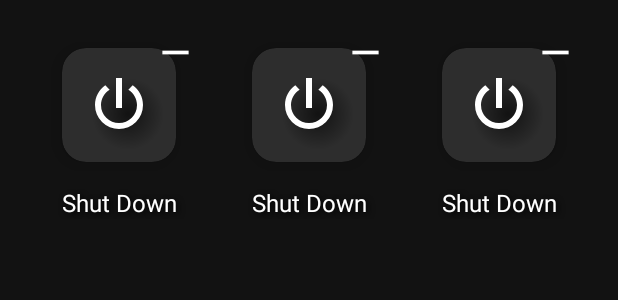
After one commit to zacharee/Rebooter, an Android app: the layout add_button_dialog.xml on its own in the app's theme, with its tools: preview values and no code run, on a phone screen of 412 x 824 dp. The commit adds this screen. Shown: the top 300 px of the screen. Run offline under Robolectric (Android 15) with nearby library versions, the phone set to English and light mode, and no system bars; plain views replace CircleView.

Commit message:
Complete removal implementation and implementing adding buttons back

```diff
--- a/app/src/main/java/tk/zwander/rebooter/ui/AutoFitGridRecyclerView.kt
+++ b/app/src/main/java/tk/zwander/rebooter/ui/AutoFitGridRecyclerView.kt
@@ -1,8 +1,10 @@
 package tk.zwander.rebooter.ui
 
 import android.content.Context
+import android.content.res.Configuration
 import android.content.res.TypedArray
 import android.util.AttributeSet
+import android.util.Log
 import androidx.recyclerview.widget.GridLayoutManager
 import androidx.recyclerview.widget.RecyclerView
 import kotlin.math.floor
@@ -33,9 +35,14 @@ class AutoFitGridRecyclerView(context: Context, attrs: AttributeSet) : RecyclerV
 
     override fun onMeasure(widthSpec: Int, heightSpec: Int) {
         super.onMeasure(widthSpec, heightSpec)
-        if (columnWidth > 0) {
-            val spanCount = 1.coerceAtLeast(floor(measuredWidth.toFloat() / columnWidth).toInt())
-            manager.spanCount = spanCount
+
+        post {
+            if (columnWidth > 0) {
+                val spanCount = 1.coerceAtLeast(floor(measuredWidth.toFloat() / columnWidth).toInt())
+                if (spanCount != manager.spanCount) {
+                    manager.spanCount = spanCount
+                }
+            }
         }
     }
 }
--- /dev/null
+++ b/app/src/main/res/drawable/ic_baseline_add_24.xml
@@ -0,0 +1,5 @@
+<vector android:height="24dp" android:tint="#FFFFFF"
+    android:viewportHeight="24" android:viewportWidth="24"
+    android:width="24dp" xmlns:android="http://schemas.android.com/apk/res/android">
+    <path android:fillColor="@android:color/white" android:pathData="M19,13h-6v6h-2v-6H5v-2h6V5h2v6h6v2z"/>
+</vector>
--- /dev/null
+++ b/app/src/main/res/layout/add_button_dialog.xml
@@ -0,0 +1,18 @@
+<?xml version="1.0" encoding="utf-8"?>
+<androidx.constraintlayout.widget.ConstraintLayout
+    xmlns:android="http://schemas.android.com/apk/res/android"
+    xmlns:tools="http://schemas.android.com/tools"
+    android:layout_width="match_parent"
+    android:layout_height="match_parent">
+
+    <tk.zwander.rebooter.ui.AutoFitGridRecyclerView
+        android:id="@+id/buttons_list"
+        android:layout_width="match_parent"
+        android:layout_height="match_parent"
+        android:columnWidth="@dimen/column_width"
+        android:padding="@dimen/add_dialog_list_padding"
+        android:clipToPadding="false"
+        tools:listitem="@layout/power_button"
+        />
+
+</androidx.constraintlayout.widget.ConstraintLayout>
--- a/app/src/main/res/values/colors.xml
+++ b/app/src/main/res/values/colors.xml
@@ -40,4 +40,7 @@
 
     <color name="remove_1">#bf360c</color>
     <color name="remove_2">#870000</color>
+
+    <color name="add_1">#4caf50</color>
+    <color name="add_2">#087f23</color>
 </resources>
--- a/app/src/main/res/values/dimens.xml
+++ b/app/src/main/res/values/dimens.xml
@@ -42,6 +42,11 @@
     <dimen name="remove_button_mar_start">38dp</dimen>
     <dimen name="remove_button_mar_top">4dp</dimen>
 
+    <dimen name="add_button_width">48dp</dimen>
+    <dimen name="add_button_height">48dp</dimen>
+
+    <dimen name="add_dialog_list_padding">16dp</dimen>
+
     <item name="match_parent" format="integer" type="dimen">-1</item>
     <item name="wrap_content" format="integer" type="dimen">-2</item>
 </resources>
--- a/app/src/main/res/values/strings.xml
+++ b/app/src/main/res/values/strings.xml
@@ -11,6 +11,8 @@
     <string name="fastbootd">Fastbootd</string>
     <string name="download">Download</string>
 
+    <string name="add_button">Add Button</string>
+
     <string name="blur_amount">0.2</string>
     <string name="dim_amount">0.5</string>
 </resources>
--- a/app/src/main/res/values/themes.xml
+++ b/app/src/main/res/values/themes.xml
@@ -19,10 +19,10 @@
         <item name="android:windowContentOverlay">@null</item>
         <item name="android:windowNoTitle">true</item>
         <item name="windowNoTitle">true</item>
-        <item name="android:fitsSystemWindows">false</item>
 
         <item name="android:windowDrawsSystemBarBackgrounds">true</item>
         <item name="android:windowTranslucentNavigation">true</item>
+        <item name="android:windowTranslucentStatus">true</item>
 
         <item name="android:showOnLockScreen">true</item>
         <item name="android:showWhenLocked" tools:targetApi="o_mr1">true</item>
```
Also changed, not shown: app/src/main/java/tk/zwander/rebooter/MainActivity.kt (+46 -1 lines), app/src/main/java/tk/zwander/rebooter/ui/AddButtonAdapter.kt (added, +82 -0 lines), app/src/main/java/tk/zwander/rebooter/ui/AddButtonDialog.kt (added, +34 -0 lines), app/src/main/java/tk/zwander/rebooter/ui/ButtonAdapter.kt (+17 -1 lines), app/src/main/java/tk/zwander/rebooter/util/PrefManager.kt (+7 -7 lines), app/src/main/res/layout/activity_main.xml (+39 -1 lines).
